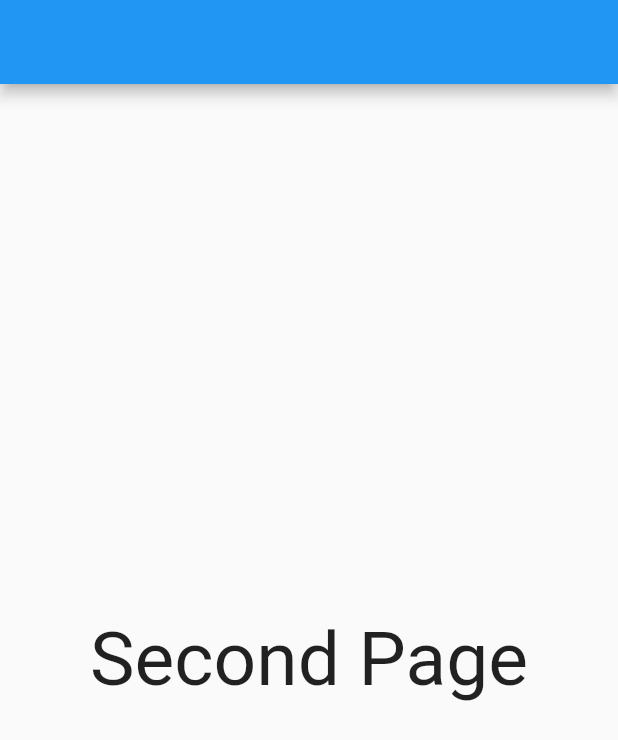
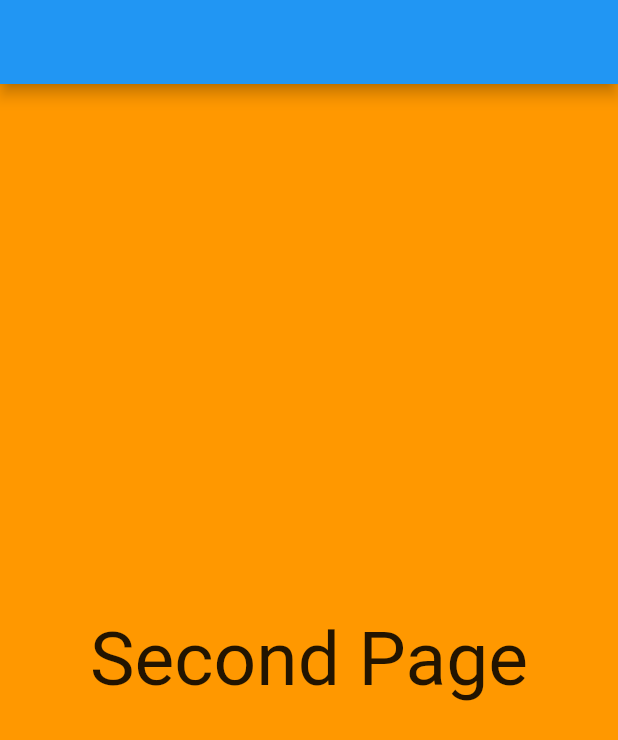
Before and after one commit to RitikRD/pageview, a Flutter app: the screen it shows after launch, on a phone screen of 412 x 824 dp. Shown: the top 740 px of the screen. Run offline on Flutter 3.47's test engine with Material 2 defaults, Android fonts, the phone set to English and light mode, and no system bars.

Commit message:
add background and secondary background to dismissible widget.

```diff
--- a/lib/main.dart
+++ b/lib/main.dart
@@ -94,6 +94,18 @@ class _MyHomePageState extends State<MyHomePage> {
       },
       layoutBuilder: (currentChild, _) => currentChild,
       child: Dismissible(
+        background: Center(
+          child: Text(
+            'Primary',
+            style: TextStyle(fontSize: 36.0),
+          ),
+        ),
+        secondaryBackground: Center(
+          child: Text(
+            'Secondary',
+            style: TextStyle(fontSize: 36.0),
+          ),
+        ),
         key: ValueKey(pageId),
         resizeDuration: null,
         onDismissed: (DismissDirection direction) =>
@@ -113,7 +125,7 @@ class _MyHomePageState extends State<MyHomePage> {
       setState(() {
         if (pageId > 0) {
           pageId -= 1;
-          dx = -1.2;
+          dx = -1.1;
         } else {
           dx = 0.0;
         }
@@ -122,7 +134,7 @@ class _MyHomePageState extends State<MyHomePage> {
       setState(() {
         if (pageId < _pages.length - 1) {
           pageId += 1;
-          dx = 1.2;
+          dx = 1.1;
         } else {
           dx = 0.0;
         }
--- a/lib/pages.dart
+++ b/lib/pages.dart
@@ -11,6 +11,7 @@ class _FirstPageState extends State<FirstPage> {
   @override
   Widget build(BuildContext context) {
     return Scaffold(
+      backgroundColor: Colors.yellow,
       body: Center(
         child: Text(
           'First Page',
@@ -25,6 +26,7 @@ class SecondPage extends StatelessWidget {
   @override
   Widget build(BuildContext context) {
     return Scaffold(
+      backgroundColor: Colors.orange,
       body: Center(
         child: Text(
           'Second Page',
@@ -39,6 +41,7 @@ class ThirdPage extends StatelessWidget {
   @override
   Widget build(BuildContext context) {
     return Scaffold(
+      backgroundColor: Colors.green,
       body: Center(
         child: Text(
           'Third Page',
```
